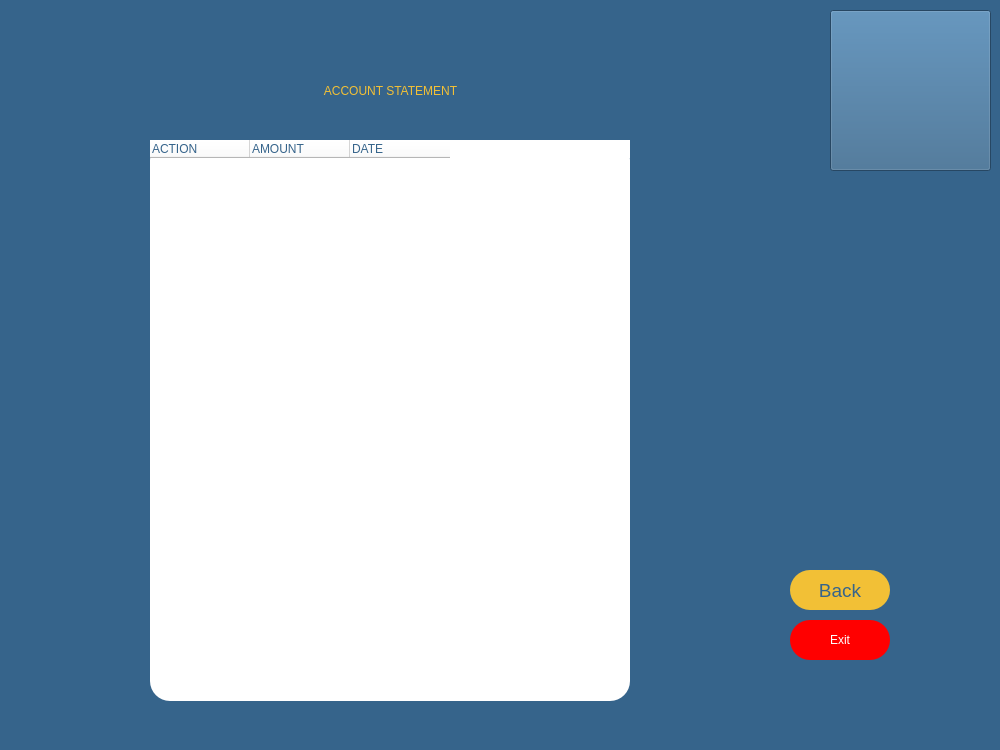
Qt form accountstatementpage.ui (melihorhanyilmaz/Project) before a commit.
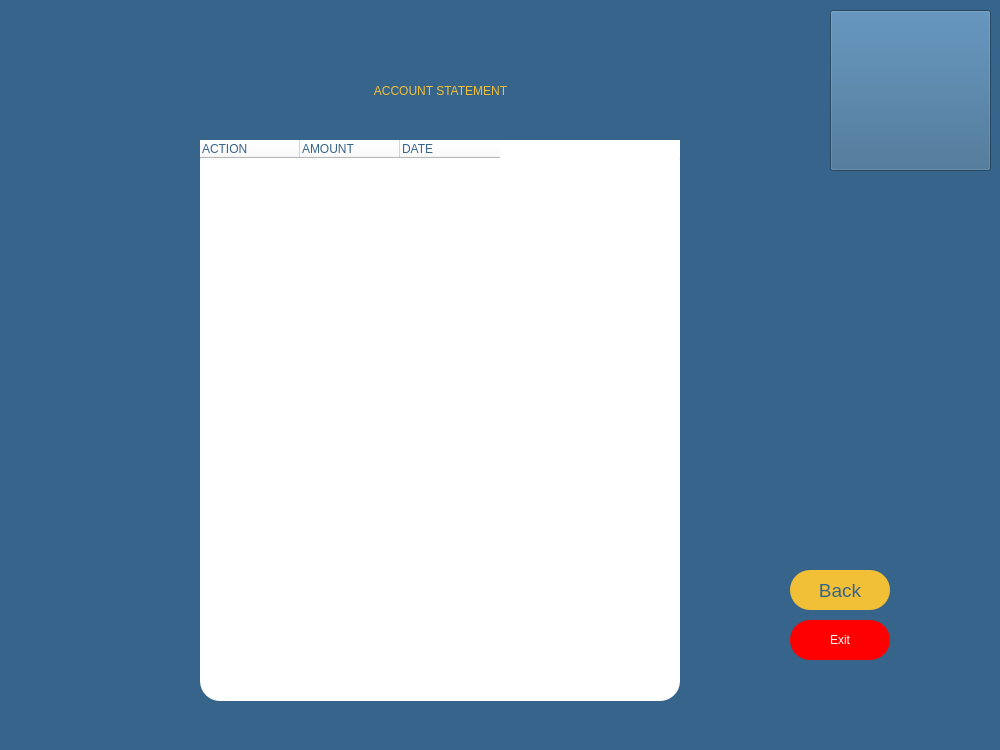
The same form after that commit. Icons and pictures are not drawn.

Diff of the .ui file:
```diff
--- a/accountstatementpage.ui
+++ b/accountstatementpage.ui
@@ -19,7 +19,7 @@
   <widget class="QTableWidget" name="tableWidget">
    <property name="geometry">
     <rect>
-     <x>150</x>
+     <x>200</x>
      <y>140</y>
      <width>480</width>
      <height>561</height>
@@ -89,7 +89,7 @@
   <widget class="QLabel" name="la_baslik">
    <property name="geometry">
     <rect>
-     <x>150</x>
+     <x>200</x>
      <y>50</y>
      <width>481</width>
      <height>81</height>
```
